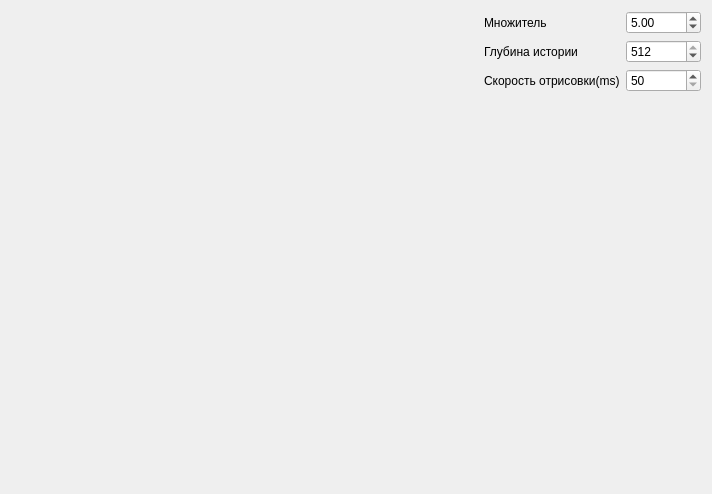
waitskoro/AllAps, file AppTwo/gui/frames/spectrogramdialog.ui: the form before one commit.
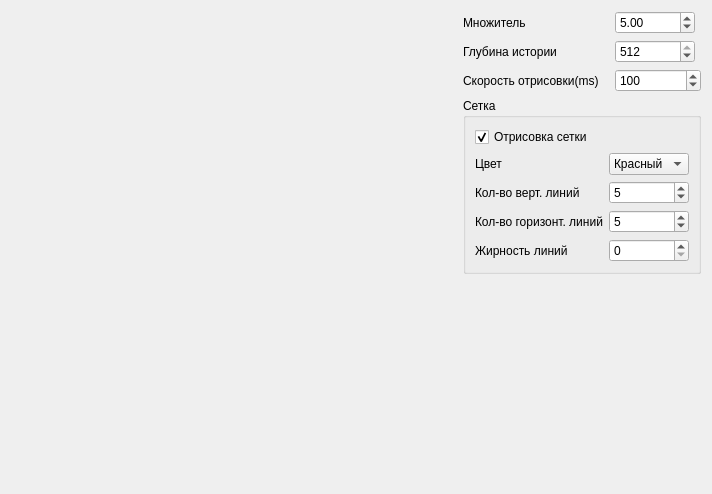
The form after the commit.

Commit message: feat: Добавление сетки

What changed in the file:
```diff
--- a/AppTwo/gui/frames/spectrogramdialog.ui
+++ b/AppTwo/gui/frames/spectrogramdialog.ui
@@ -24,13 +24,13 @@
     <widget class="QLabel" name="timeView">
      <property name="minimumSize">
       <size>
-       <width>100</width>
+       <width>0</width>
        <height>0</height>
       </size>
      </property>
      <property name="maximumSize">
       <size>
-       <width>100</width>
+       <width>50</width>
        <height>16777215</height>
       </size>
      </property>
@@ -57,7 +57,23 @@
      <property name="sizeConstraint">
       <enum>QLayout::SetMinimumSize</enum>
      </property>
-     <item row="3" column="0" colspan="2">
+     <item row="2" column="1">
+      <widget class="QSpinBox" name="speed">
+       <property name="minimum">
+        <number>50</number>
+       </property>
+       <property name="maximum">
+        <number>1000</number>
+       </property>
+       <property name="value">
+        <number>100</number>
+       </property>
+       <property name="displayIntegerBase">
+        <number>10</number>
+       </property>
+      </widget>
+     </item>
+     <item row="4" column="0" colspan="2">
       <spacer name="verticalSpacer">
        <property name="orientation">
         <enum>Qt::Vertical</enum>
@@ -70,19 +86,6 @@
        </property>
       </spacer>
      </item>
-     <item row="0" column="0">
-      <widget class="QLabel" name="label_4">
-       <property name="maximumSize">
-        <size>
-         <width>100</width>
-         <height>16777215</height>
-        </size>
-       </property>
-       <property name="text">
-        <string>Множитель</string>
-       </property>
-      </widget>
-     </item>
      <item row="0" column="1">
       <widget class="QDoubleSpinBox" name="minLevel">
        <property name="maximumSize">
@@ -141,17 +144,109 @@
        </property>
       </widget>
      </item>
-     <item row="2" column="1">
-      <widget class="QSpinBox" name="speed">
-       <property name="minimum">
-        <number>50</number>
+     <item row="0" column="0">
+      <widget class="QLabel" name="label_4">
+       <property name="maximumSize">
+        <size>
+         <width>100</width>
+         <height>16777215</height>
+        </size>
        </property>
-       <property name="maximum">
-        <number>1000</number>
+       <property name="text">
+        <string>Множитель</string>
        </property>
-       <property name="displayIntegerBase">
-        <number>10</number>
+      </widget>
+     </item>
+     <item row="3" column="0" colspan="2">
+      <widget class="QGroupBox" name="groupBox">
+       <property name="title">
+        <string>Сетка</string>
        </property>
+       <layout class="QFormLayout" name="formLayout">
+        <item row="0" column="0" colspan="2">
+         <widget class="QCheckBox" name="checkBox">
+          <property name="focusPolicy">
+           <enum>Qt::StrongFocus</enum>
+          </property>
+          <property name="layoutDirection">
+           <enum>Qt::LeftToRight</enum>
+          </property>
+          <property name="autoFillBackground">
+           <bool>false</bool>
+          </property>
+          <property name="text">
+           <string>Отрисовка сетки</string>
+          </property>
+          <property name="checked">
+           <bool>true</bool>
+          </property>
+         </widget>
+        </item>
+        <item row="2" column="0">
+         <widget class="QLabel" name="label_2">
+          <property name="text">
+           <string>Кол-во верт. линий</string>
+          </property>
+         </widget>
+        </item>
+        <item row="3" column="0">
+         <widget class="QLabel" name="label_3">
+          <property name="text">
+           <string>Кол-во горизонт. линий</string>
+          </property>
+         </widget>
+        </item>
+        <item row="2" column="1">
+         <widget class="QSpinBox" name="spinBoxVertLines">
+          <property name="value">
+           <number>5</number>
+          </property>
+         </widget>
+        </item>
+        <item row="3" column="1">
+         <widget class="QSpinBox" name="spinBoxHorizontLines">
+          <property name="value">
+           <number>5</number>
+          </property>
+         </widget>
+        </item>
+        <item row="1" column="0">
+         <widget class="QLabel" name="label_5">
+          <property name="text">
+           <string>Цвет</string>
+          </property>
+         </widget>
+        </item>
+        <item row="1" column="1">
+         <widget class="QComboBox" name="comboBoxColor">
+          <item>
+           <property name="text">
+            <string>Красный</string>
+           </property>
+          </item>
+          <item>
+           <property name="text">
+            <string>Зеленый</string>
+           </property>
+          </item>
+          <item>
+           <property name="text">
+            <string>Синий</string>
+           </property>
+          </item>
+         </widget>
+        </item>
+        <item row="4" column="0">
+         <widget class="QLabel" name="label_7">
+          <property name="text">
+           <string>Жирность линий</string>
+          </property>
+         </widget>
+        </item>
+        <item row="4" column="1">
+         <widget class="QSpinBox" name="spinBoxWidht"/>
+        </item>
+       </layout>
       </widget>
      </item>
     </layout>
```
The commit also changes 2 other files.
